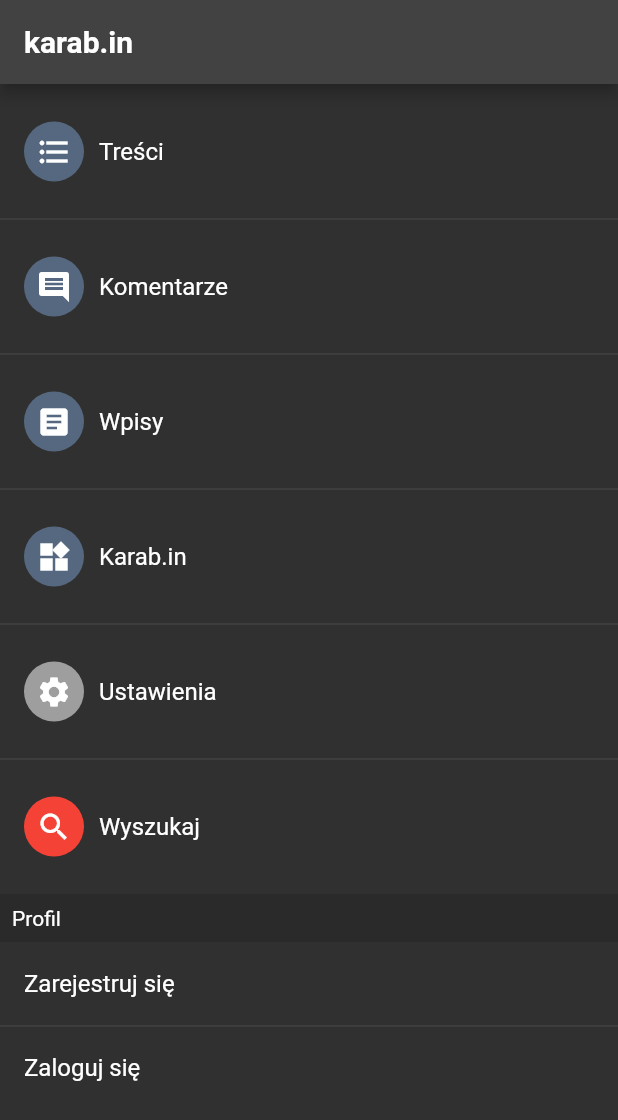
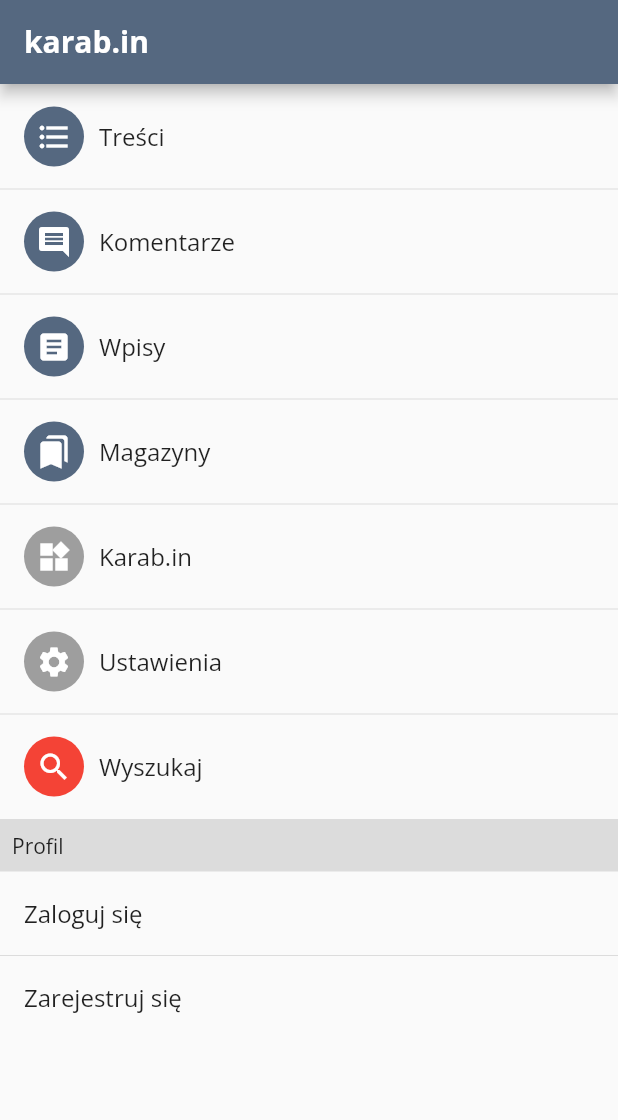
Before and after one commit to ernestwisniewski/kbin-mobile, a Flutter app: the screen it shows after launch, after a tap on "Treści", after a tap on the "menu" icon, on a phone screen of 412 x 824 dp. Shown: the top 1120 px of the screen. Run offline on Flutter 3.47's test engine with Material 2 defaults, Android fonts, the phone set to English and light mode, and no system bars; our stand-ins replace auto_route, google_fonts, hexcolor; network calls fail.

```diff
--- a/lib/main.dart
+++ b/lib/main.dart
@@ -17,7 +17,7 @@ class MyApp extends StatelessWidget {
         routerDelegate: _appRouter.delegate(),
         routeInformationParser: _appRouter.defaultRouteParser(),
         title: 'karab.in',
-        themeMode: ThemeMode.dark,
+        themeMode: ThemeMode.light,
         theme: ThemeData(
           primaryColor: KbinColors().fromHex('556880'),
           brightness: Brightness.light,
@@ -25,7 +25,7 @@ class MyApp extends StatelessWidget {
           appBarTheme:
               AppBarTheme(backgroundColor: KbinColors().fromHex('556880')),
           // Shared
-          // fontFamily: GoogleFonts.poppins().fontFamily,
+          fontFamily: GoogleFonts.openSans().fontFamily,
           textTheme: const TextTheme(subtitle1: TextStyle(fontWeight: FontWeight.w400)),
         ),
         darkTheme: ThemeData(
--- a/lib/providers/api_provider.dart
+++ b/lib/providers/api_provider.dart
@@ -1,5 +1,5 @@
 class ApiProvider {
   String getDomain() {
-    return 'dev.karab.in';
+    return 'kbin.pub';
   }
 }
--- a/lib/providers/menu_provider.dart
+++ b/lib/providers/menu_provider.dart
@@ -39,11 +39,17 @@ class Menu {
         icon: const Icon(Icons.article, color: Colors.white),
         iconContainerColor: KbinColors().fromHex('556880')),
     MenuItem(
+        title: 'Magazyny',
+        subtitle: 'Magazyny tematyczne',
+        route: const MenuRoute(),
+        icon: const Icon(Icons.bookmarks , color: Colors.white),
+        iconContainerColor: KbinColors().fromHex('556880')),
+    MenuItem(
         title: 'Karab.in',
         subtitle: 'Informacje o tej instancji',
         route: const MenuRoute(),
         icon: const Icon(Icons.widgets, color: Colors.white),
-        iconContainerColor: KbinColors().fromHex('556880')),
+        iconContainerColor: Colors.grey),
     MenuItem(
         title: 'Ustawienia',
         subtitle: 'Ustawienia aplikacji',
@@ -59,8 +65,8 @@ class Menu {
   ];
 
   static List<MenuItem> profile = <MenuItem>[
-    MenuItem(title: 'Zarejestruj się', route:  const MenuRoute()),
-    MenuItem(title: 'Zaloguj się', route:  const MenuRoute())
+    MenuItem(title: 'Zaloguj się', route:  const MenuRoute()),
+    MenuItem(title: 'Zarejestruj się', route:  const MenuRoute())
   ];
 
   List<MenuItem> getMainEntries() {
--- a/lib/providers/entries_provider.dart
+++ b/lib/repositories/entries_provider.dart
@@ -5,7 +5,7 @@ import 'package:http/http.dart' as http;
 import 'package:kbin_mobile/providers/api_provider.dart';
 
 
-class EntriesProvider {
+class EntriesRepository {
   Future<List<Entry>> fetchEntries() async {
     Uri url = Uri.https(ApiProvider().getDomain(), 'api/entries.jsonld');
 
--- a/lib/screens/entries_screen.dart
+++ b/lib/screens/entries_screen.dart
@@ -2,7 +2,7 @@ import 'package:flutter/material.dart';
 import 'package:auto_route/auto_route.dart';
 import 'package:kbin_mobile/helpers/colors.dart';
 import 'package:kbin_mobile/models/entry_model.dart';
-import 'package:kbin_mobile/providers/entries_provider.dart';
+import 'package:kbin_mobile/repositories/entries_provider.dart';
 import 'package:kbin_mobile/routes/router.gr.dart';
 import 'package:kbin_mobile/widgets/app_bar_title.dart';
 import 'package:kbin_mobile/widgets/entry_card_list_item.dart';
@@ -12,7 +12,7 @@ class EntriesScreen extends StatelessWidget {
 
   @override
   Widget build(BuildContext context) {
-    EntriesProvider provider = EntriesProvider();
+    EntriesRepository repo = EntriesRepository();
 
     return Scaffold(
         appBar: AppBar(
@@ -39,7 +39,7 @@ class EntriesScreen extends StatelessWidget {
           color: Colors.transparent,
           child: SafeArea(
             child: FutureBuilder(
-              future: provider.fetchEntries(),
+              future: repo.fetchEntries(),
               builder:
                   (BuildContext context, AsyncSnapshot<List<Entry>> snapshot) {
                 if (snapshot.hasData) {
--- a/lib/screens/menu_screen.dart
+++ b/lib/screens/menu_screen.dart
@@ -23,7 +23,7 @@ class MenuScreen extends StatelessWidget {
             itemCount: main.length,
             itemBuilder: (BuildContext context, int index) {
               return ListTile(
-                minVerticalPadding: 25,
+                minVerticalPadding: 15,
                 title: Row(
                   children: [
                     Column(
--- a/lib/widgets/entry_card.dart
+++ b/lib/widgets/entry_card.dart
@@ -25,7 +25,7 @@ class EntryCard extends StatelessWidget {
                       crossAxisAlignment: CrossAxisAlignment.start,
                       children: [
                         Padding(
-                          padding: const EdgeInsets.all(15.0),
+                          padding: const EdgeInsets.all(20.0),
                           child: Text(entry.title,
                               style: const TextStyle(
                                   fontSize: 20, fontWeight: FontWeight.w400)),
```
Also changed, not shown: lib/screens/entry_screen.dart (+66 -60 lines), lib/widgets/entry_action_buttons.dart (added, +114 -0 lines), lib/widgets/entry_card_list_item.dart (+6 -6 lines).
